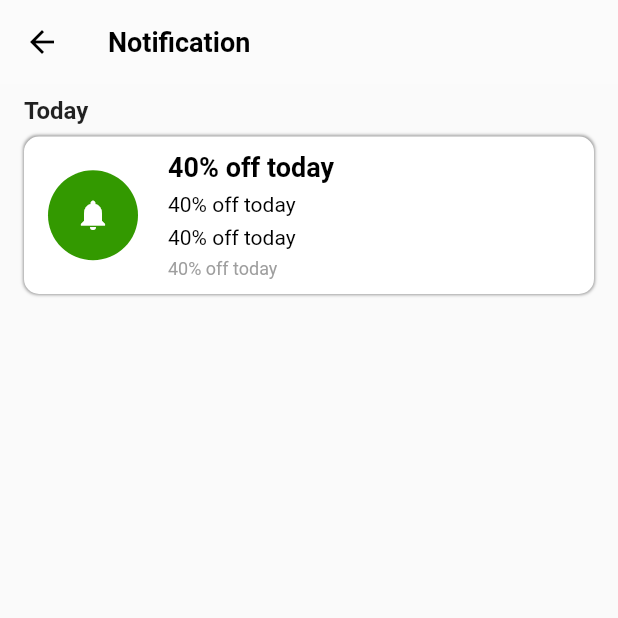
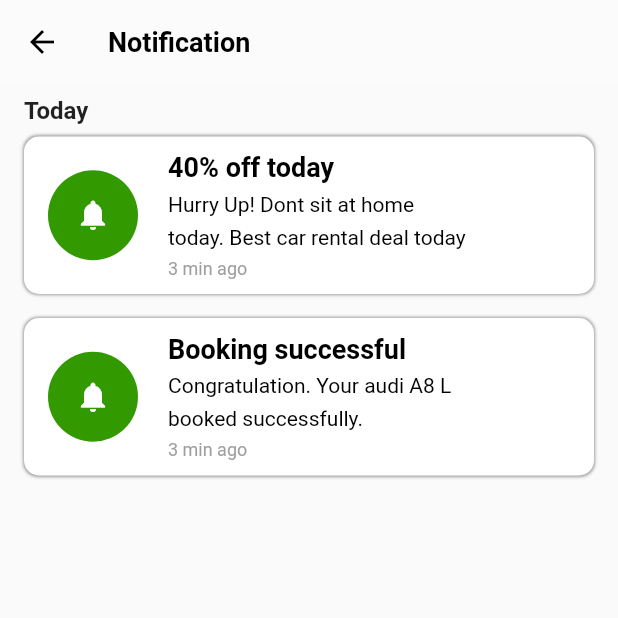
Before and after one commit to SaulUrtecho/rental-car-app, a Flutter app: the NotificationsScreen screen opened by its route, on a phone screen of 412 x 824 dp, the top half of it. Run offline on Flutter 3.47's test engine with Material 2 defaults, Android fonts, the light colour scheme and no system bars.

Commit message:
upload changes

```diff
--- /dev/null
+++ b/lib/ui/home_screens/notifications/components/notification_card.dart
@@ -0,0 +1,85 @@
+import 'package:flutter/material.dart';
+import 'package:rental_car_app/ui/design/app_colors.dart';
+import 'package:rental_car_app/ui/design/card_shadow.dart';
+
+class NotificationCard extends StatelessWidget {
+  final NotificationData notification;
+
+  const NotificationCard({super.key, required this.notification});
+
+  @override
+  Widget build(BuildContext context) {
+    return CardShadow(
+      padding: const EdgeInsets.symmetric(vertical: 10, horizontal: 16),
+      child: Row(
+        children: [
+          const NotificationIcon(),
+          const SizedBox(width: 20),
+          Column(
+            crossAxisAlignment: CrossAxisAlignment.start,
+            children: [
+              Text(
+                notification.title,
+                style: const TextStyle(color: Colors.black, fontWeight: FontWeight.bold, fontSize: 18),
+              ),
+              const SizedBox(height: 6),
+              Text(
+                notification.description,
+                style: const TextStyle(color: Colors.black, fontSize: 14),
+              ),
+              const SizedBox(height: 6),
+              Text(
+                notification.descrition2,
+                style: const TextStyle(color: Colors.black, fontSize: 14),
+              ),
+              const SizedBox(height: 6),
+              Text(
+                notification.timeStamp,
+                style: const TextStyle(color: Colors.grey, fontSize: 12),
+              ),
+            ],
+          )
+        ],
+      ),
+    );
+  }
+}
+
+class NotificationIcon extends StatelessWidget {
+  const NotificationIcon({super.key});
+
+  @override
+  Widget build(BuildContext context) {
+    return Stack(
+      alignment: AlignmentDirectional.center,
+      children: [
+        Container(
+          width: 60,
+          height: 60,
+          decoration: const BoxDecoration(
+            color: AppColors.green,
+            shape: BoxShape.circle,
+          ),
+        ),
+        const Icon(
+          Icons.notifications,
+          color: Colors.white,
+        )
+      ],
+    );
+  }
+}
+
+class NotificationData {
+  final String title;
+  final String description;
+  final String descrition2;
+  final String timeStamp;
+
+  NotificationData({
+    required this.title,
+    required this.description,
+    required this.descrition2,
+    required this.timeStamp,
+  });
+}
--- a/lib/ui/home_screens/notifications/notifications_screen.dart
+++ b/lib/ui/home_screens/notifications/notifications_screen.dart
@@ -1,9 +1,28 @@
 import 'package:flutter/material.dart';
-import 'package:rental_car_app/ui/design/app_colors.dart';
-import 'package:rental_car_app/ui/design/card_shadow.dart';
+import 'package:rental_car_app/ui/home_screens/notifications/components/notification_card.dart';
 
-class NotificationsScreen extends StatelessWidget {
+class NotificationsScreen extends StatefulWidget {
   const NotificationsScreen({super.key});
+
+  @override
+  State<NotificationsScreen> createState() => _NotificationsScreenState();
+}
+
+class _NotificationsScreenState extends State<NotificationsScreen> {
+  final List<NotificationData> notifications = [
+    NotificationData(
+      description: 'Hurry Up! Dont sit at home',
+      descrition2: 'today. Best car rental deal today',
+      timeStamp: '3 min ago',
+      title: '40% off today',
+    ),
+    NotificationData(
+      description: 'Congratulation. Your audi A8 L',
+      descrition2: 'booked successfully.',
+      timeStamp: '3 min ago',
+      title: 'Booking successful',
+    ),
+  ];
 
   @override
   Widget build(BuildContext context) {
@@ -20,75 +39,16 @@ class NotificationsScreen extends StatelessWidget {
         backgroundColor: Colors.white10,
         elevation: 0,
       ),
-      body: Padding(
-        padding: const EdgeInsets.symmetric(horizontal: 16),
-        child: Column(
-          crossAxisAlignment: CrossAxisAlignment.start,
-          children: [
-            const SizedBox(height: 8),
-            const Text('Today', style: TextStyle(fontSize: 16, fontWeight: FontWeight.bold)),
-            const SizedBox(height: 8),
-            CardShadow(
-              padding: const EdgeInsets.symmetric(vertical: 10, horizontal: 16),
-              child: Row(
-                children: [
-                  const NotificationIcon(),
-                  const SizedBox(width: 20),
-                  Column(
-                    crossAxisAlignment: CrossAxisAlignment.start,
-                    children: const [
-                      Text(
-                        '40% off today',
-                        style: TextStyle(color: Colors.black, fontWeight: FontWeight.bold, fontSize: 18),
-                      ),
-                      SizedBox(height: 6),
-                      Text(
-                        '40% off today',
-                        style: TextStyle(color: Colors.black, fontSize: 14),
-                      ),
-                      SizedBox(height: 6),
-                      Text(
-                        '40% off today',
-                        style: TextStyle(color: Colors.black, fontSize: 14),
-                      ),
-                      SizedBox(height: 6),
-                      Text(
-                        '40% off today',
-                        style: TextStyle(color: Colors.grey, fontSize: 12),
-                      ),
-                    ],
-                  )
-                ],
-              ),
-            )
-          ],
-        ),
+      body: ListView(
+        padding: const EdgeInsets.symmetric(horizontal: 16, vertical: 8),
+        children: [
+          const Text('Today', style: TextStyle(fontSize: 16, fontWeight: FontWeight.bold)),
+          const SizedBox(height: 8),
+          NotificationCard(notification: notifications[0]),
+          const SizedBox(height: 16),
+          NotificationCard(notification: notifications[1]),
+        ],
       ),
     );
   }
 }
-
-class NotificationIcon extends StatelessWidget {
-  const NotificationIcon({super.key});
-
-  @override
-  Widget build(BuildContext context) {
-    return Stack(
-      alignment: AlignmentDirectional.center,
-      children: [
-        Container(
-          width: 60,
-          height: 60,
-          decoration: const BoxDecoration(
-            color: AppColors.green,
-            shape: BoxShape.circle,
-          ),
-        ),
-        const Icon(
-          Icons.notifications,
-          color: Colors.white,
-        )
-      ],
-    );
-  }
-}
```
